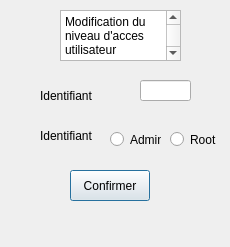
Above: myProject/modifuser.ui from Radosetra/Projet-QT before the change. Below: the same form after it.
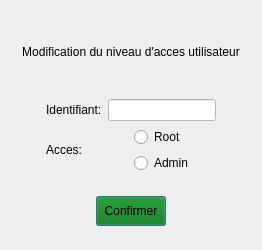
That is the form after the change.

```diff
--- a/myProject/modifuser.ui
+++ b/myProject/modifuser.ui
@@ -6,108 +6,238 @@
    <rect>
     <x>0</x>
     <y>0</y>
-    <width>230</width>
-    <height>247</height>
+    <width>262</width>
+    <height>250</height>
    </rect>
   </property>
+  <property name="minimumSize">
+   <size>
+    <width>262</width>
+    <height>250</height>
+   </size>
+  </property>
+  <property name="maximumSize">
+   <size>
+    <width>262</width>
+    <height>250</height>
+   </size>
+  </property>
   <property name="windowTitle">
    <string>Dialog</string>
   </property>
-  <widget class="QLabel" name="label">
-   <property name="geometry">
-    <rect>
-     <x>40</x>
-     <y>80</y>
-     <width>71</width>
-     <height>31</height>
-    </rect>
-   </property>
-   <property name="text">
-    <string>Identifiant</string>
-   </property>
-  </widget>
-  <widget class="QLineEdit" name="inp_ID">
-   <property name="geometry">
-    <rect>
-     <x>140</x>
-     <y>80</y>
-     <width>51</width>
-     <height>21</height>
-    </rect>
-   </property>
-  </widget>
-  <widget class="QLabel" name="label_2">
-   <property name="geometry">
-    <rect>
-     <x>40</x>
-     <y>120</y>
-     <width>71</width>
-     <height>31</height>
-    </rect>
-   </property>
-   <property name="text">
-    <string>Identifiant</string>
-   </property>
-  </widget>
-  <widget class="QRadioButton" name="Admin">
-   <property name="geometry">
-    <rect>
-     <x>110</x>
-     <y>130</y>
-     <width>51</width>
-     <height>19</height>
-    </rect>
-   </property>
-   <property name="text">
-    <string>Admin</string>
-   </property>
-  </widget>
-  <widget class="QRadioButton" name="Root">
-   <property name="geometry">
-    <rect>
-     <x>170</x>
-     <y>130</y>
-     <width>51</width>
-     <height>19</height>
-    </rect>
-   </property>
-   <property name="text">
-    <string>Root</string>
-   </property>
-  </widget>
-  <widget class="QPushButton" name="pushButton">
-   <property name="geometry">
-    <rect>
-     <x>70</x>
-     <y>170</y>
-     <width>80</width>
-     <height>31</height>
-    </rect>
-   </property>
-   <property name="text">
-    <string>Confirmer</string>
-   </property>
-  </widget>
-  <widget class="QPlainTextEdit" name="plainTextEdit">
-   <property name="geometry">
-    <rect>
-     <x>60</x>
-     <y>10</y>
-     <width>121</width>
-     <height>51</height>
-    </rect>
-   </property>
-   <property name="layoutDirection">
-    <enum>Qt::LeftToRight</enum>
-   </property>
-   <property name="styleSheet">
-    <string notr="true">font: 8pt &quot;Nirmala UI Semilight&quot;;
-text-align: center;</string>
-   </property>
-   <property name="plainText">
-    <string>Modification du niveau d'acces utilisateur</string>
-   </property>
-  </widget>
+  <layout class="QGridLayout" name="gridLayout_2">
+   <item row="0" column="1">
+    <spacer name="verticalSpacer_2">
+     <property name="orientation">
+      <enum>Qt::Vertical</enum>
+     </property>
+     <property name="sizeType">
+      <enum>QSizePolicy::Fixed</enum>
+     </property>
+     <property name="sizeHint" stdset="0">
+      <size>
+       <width>20</width>
+       <height>8</height>
+      </size>
+     </property>
+    </spacer>
+   </item>
+   <item row="1" column="0" colspan="3">
+    <widget class="QLabel" name="label_3">
+     <property name="text">
+      <string>Modification du niveau d'acces utilisateur</string>
+     </property>
+     <property name="alignment">
+      <set>Qt::AlignCenter</set>
+     </property>
+    </widget>
+   </item>
+   <item row="2" column="1">
+    <spacer name="verticalSpacer">
+     <property name="orientation">
+      <enum>Qt::Vertical</enum>
+     </property>
+     <property name="sizeType">
+      <enum>QSizePolicy::Fixed</enum>
+     </property>
+     <property name="sizeHint" stdset="0">
+      <size>
+       <width>20</width>
+       <height>8</height>
+      </size>
+     </property>
+    </spacer>
+   </item>
+   <item row="3" column="0">
+    <spacer name="horizontalSpacer">
+     <property name="orientation">
+      <enum>Qt::Horizontal</enum>
+     </property>
+     <property name="sizeHint" stdset="0">
+      <size>
+       <width>23</width>
+       <height>20</height>
+      </size>
+     </property>
+    </spacer>
+   </item>
+   <item row="3" column="1">
+    <layout class="QGridLayout" name="gridLayout">
+     <item row="0" column="0">
+      <widget class="QLabel" name="label">
+       <property name="text">
+        <string>Identifiant:</string>
+       </property>
+      </widget>
+     </item>
+     <item row="0" column="1">
+      <widget class="QLineEdit" name="inp_ID">
+       <property name="styleSheet">
+        <string notr="true">QLineEdit{
+	background-color: #fff;
+	color:  #000;
+}</string>
+       </property>
+      </widget>
+     </item>
+     <item row="1" column="0" colspan="2">
+      <layout class="QHBoxLayout" name="horizontalLayout">
+       <item>
+        <widget class="QLabel" name="label_2">
+         <property name="text">
+          <string>Acces:</string>
+         </property>
+        </widget>
+       </item>
+       <item>
+        <layout class="QVBoxLayout" name="verticalLayout">
+         <item>
+          <widget class="QRadioButton" name="Root">
+           <property name="text">
+            <string>Root</string>
+           </property>
+          </widget>
+         </item>
+         <item>
+          <widget class="QRadioButton" name="Admin">
+           <property name="text">
+            <string>Admin</string>
+           </property>
+          </widget>
+         </item>
+        </layout>
+       </item>
+      </layout>
+     </item>
+    </layout>
+   </item>
+   <item row="3" column="2">
+    <spacer name="horizontalSpacer_2">
+     <property name="orientation">
+      <enum>Qt::Horizontal</enum>
+     </property>
+     <property name="sizeHint" stdset="0">
+      <size>
+       <width>23</width>
+       <height>20</height>
+      </size>
+     </property>
+    </spacer>
+   </item>
+   <item row="4" column="1">
+    <spacer name="verticalSpacer_3">
+     <property name="orientation">
+      <enum>Qt::Vertical</enum>
+     </property>
+     <property name="sizeType">
+      <enum>QSizePolicy::Fixed</enum>
+     </property>
+     <property name="sizeHint" stdset="0">
+      <size>
+       <width>20</width>
+       <height>17</height>
+      </size>
+     </property>
+    </spacer>
+   </item>
+   <item row="5" column="1">
+    <layout class="QHBoxLayout" name="horizontalLayout_2">
+     <item>
+      <spacer name="horizontalSpacer_3">
+       <property name="orientation">
+        <enum>Qt::Horizontal</enum>
+       </property>
+       <property name="sizeHint" stdset="0">
+        <size>
+         <width>40</width>
+         <height>20</height>
+        </size>
+       </property>
+      </spacer>
+     </item>
+     <item>
+      <widget class="QPushButton" name="pushButton">
+       <property name="minimumSize">
+        <size>
+         <width>70</width>
+         <height>30</height>
+        </size>
+       </property>
+       <property name="maximumSize">
+        <size>
+         <width>70</width>
+         <height>30</height>
+        </size>
+       </property>
+       <property name="styleSheet">
+        <string notr="true">QPushButton{
+	background-color: rgb(0, 113, 0);
+	height: 25px;
+	width: 80px;
+	font: 81 italic 11pt &quot;Fira Sans Compressed ExtraBold&quot;;
+}
+
+QPushButton:pressed{
+	background-color: rgb(0, 85, 0);
+}</string>
+       </property>
+       <property name="text">
+        <string>Confirmer</string>
+       </property>
+      </widget>
+     </item>
+     <item>
+      <spacer name="horizontalSpacer_4">
+       <property name="orientation">
+        <enum>Qt::Horizontal</enum>
+       </property>
+       <property name="sizeHint" stdset="0">
+        <size>
+         <width>40</width>
+         <height>20</height>
+        </size>
+       </property>
+      </spacer>
+     </item>
+    </layout>
+   </item>
+   <item row="6" column="1">
+    <spacer name="verticalSpacer_4">
+     <property name="orientation">
+      <enum>Qt::Vertical</enum>
+     </property>
+     <property name="sizeType">
+      <enum>QSizePolicy::Fixed</enum>
+     </property>
+     <property name="sizeHint" stdset="0">
+      <size>
+       <width>20</width>
+       <height>13</height>
+      </size>
+     </property>
+    </spacer>
+   </item>
+  </layout>
  </widget>
  <resources/>
  <connections/>
```
Left out of the diff: 2 changed lines with no effect on the pictures.
